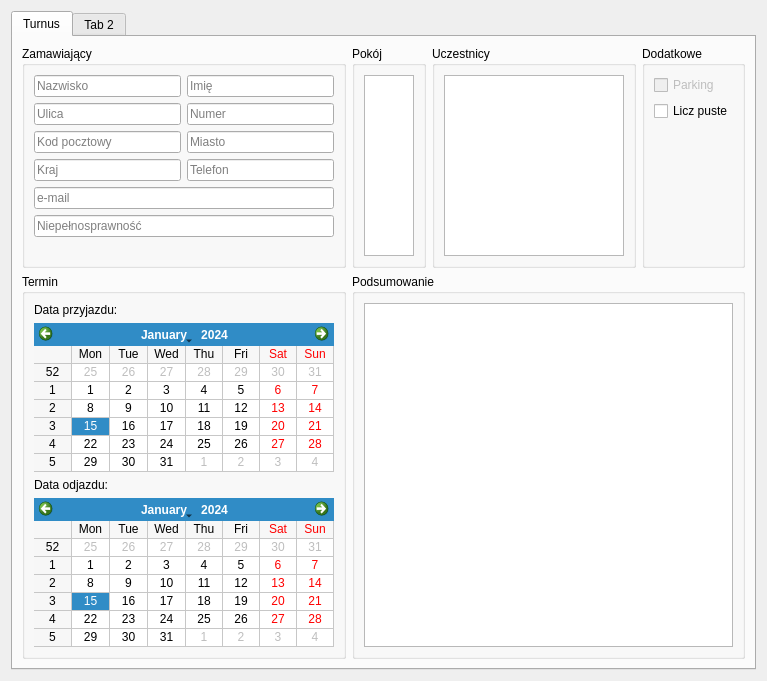
Skwara/HoteleADC, file src/ui/NewReservation/NewReservationDialog.ui: the form before one commit.
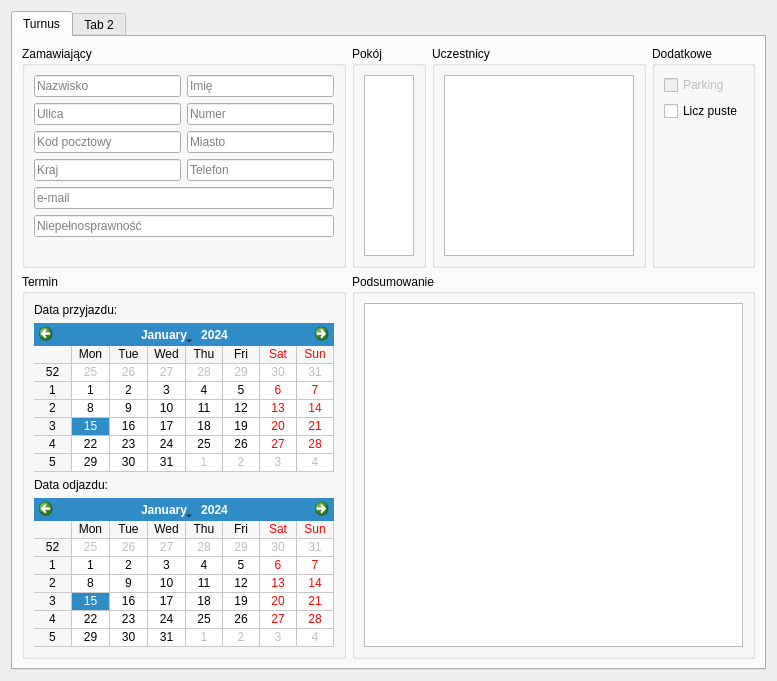
The form after the commit.

```diff
--- a/src/ui/NewReservation/NewReservationDialog.ui
+++ b/src/ui/NewReservation/NewReservationDialog.ui
@@ -6,7 +6,7 @@
    <rect>
     <x>0</x>
     <y>0</y>
-    <width>758</width>
+    <width>768</width>
     <height>681</height>
    </rect>
   </property>
@@ -261,7 +261,7 @@
               </property>
               <property name="minimumSize">
                <size>
-                <width>180</width>
+                <width>190</width>
                 <height>0</height>
                </size>
               </property>
```
